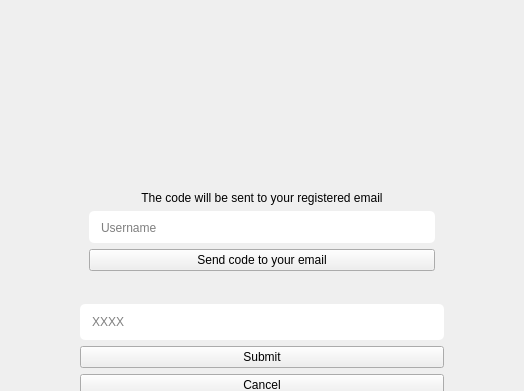
Before: the Qt Designer form forgotPasswordVerificationCode.ui in Prakash5209/typing_tutor, drawn with Qt 5; both pictures show x 138 to 662 and y 0 to 391 of the 800 by 600 pixel window.
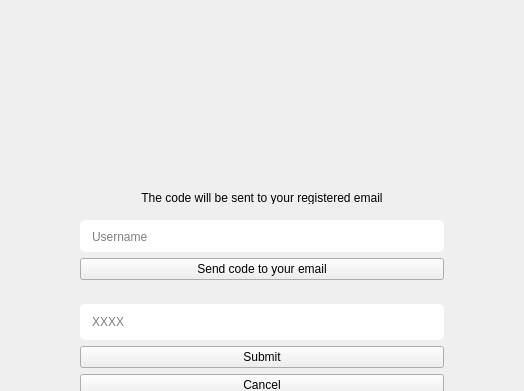
After: the same form once the commit is applied.

```diff
--- a/forgotPasswordVerificationCode.ui
+++ b/forgotPasswordVerificationCode.ui
@@ -72,16 +72,10 @@
          </property>
          <layout class="QVBoxLayout" name="verticalLayout">
           <item>
-           <widget class="QFrame" name="farme">
-            <property name="frameShape">
-             <enum>QFrame::NoFrame</enum>
+           <widget class="QLabel" name="label_2">
+            <property name="styleSheet">
+             <string notr="true">margin:10px;</string>
             </property>
-            <property name="frameShadow">
-             <enum>QFrame::Raised</enum>
-            </property>
-            <layout class="QVBoxLayout" name="verticalLayout_4">
-             <item>
-              <widget class="QLabel" name="label">
                <property name="text">
                 <string>The code will be sent to your registered email</string>
                </property>
@@ -91,7 +85,7 @@
               </widget>
              </item>
              <item>
-              <widget class="QLineEdit" name="username_lineEdit">
+           <widget class="QLineEdit" name="username_lineEdit_2">
                <property name="styleSheet">
                 <string notr="true">padding:10px;
 border-radius:5px;</string>
@@ -102,13 +96,10 @@
               </widget>
              </item>
              <item>
-              <widget class="QPushButton" name="send_code_to_email_pushButton_2">
+           <widget class="QPushButton" name="send_code_to_email_pushButton_3">
                <property name="text">
                 <string>Send code to your email</string>
                </property>
-              </widget>
-             </item>
-            </layout>
            </widget>
           </item>
          </layout>
```
Left out of the diff: 2 changed lines with no effect on the pictures. Lines whose indentation alone changed are shown as unchanged.
